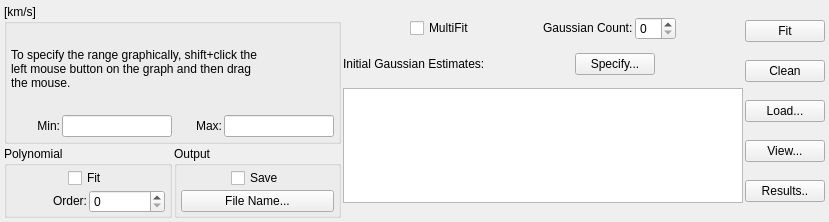
radio-astro/casa, file code/display/QtPlotter/SpecFitSettingsWidgetRadio.ui: the form before one commit.
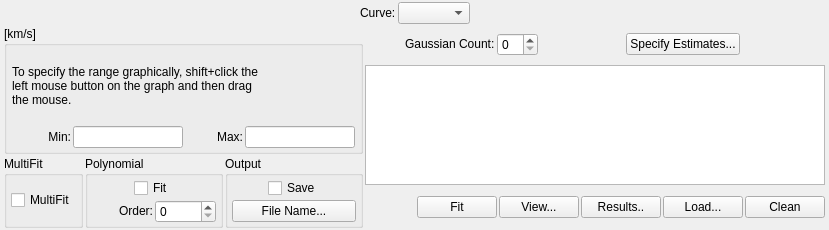
The form after the commit.

Diff of the .ui file:
```diff
--- a/code/display/QtPlotter/SpecFitSettingsWidgetRadio.ui
+++ b/code/display/QtPlotter/SpecFitSettingsWidgetRadio.ui
@@ -7,15 +7,66 @@
     <x>0</x>
     <y>0</y>
     <width>829</width>
-    <height>222</height>
+    <height>230</height>
    </rect>
   </property>
   <property name="windowTitle">
    <string>SpecFitSettingsWidgetRadio</string>
   </property>
-  <layout class="QHBoxLayout" name="horizontalLayout_5">
+  <layout class="QVBoxLayout" name="verticalLayout_6">
+   <property name="topMargin">
+    <number>2</number>
+   </property>
+   <property name="bottomMargin">
+    <number>2</number>
+   </property>
    <item>
-    <layout class="QVBoxLayout" name="verticalLayout_5">
+    <layout class="QHBoxLayout" name="horizontalLayout_9">
+     <item>
+      <spacer name="horizontalSpacer_7">
+       <property name="orientation">
+        <enum>Qt::Horizontal</enum>
+       </property>
+       <property name="sizeHint" stdset="0">
+        <size>
+         <width>40</width>
+         <height>20</height>
+        </size>
+       </property>
+      </spacer>
+     </item>
+     <item>
+      <widget class="QLabel" name="curveLabel">
+       <property name="text">
+        <string>&lt;font color='black'&gt;Curve:&lt;/font&gt;</string>
+       </property>
+      </widget>
+     </item>
+     <item>
+      <widget class="QComboBox" name="curveComboBox"/>
+     </item>
+     <item>
+      <spacer name="horizontalSpacer_9">
+       <property name="orientation">
+        <enum>Qt::Horizontal</enum>
+       </property>
+       <property name="sizeHint" stdset="0">
+        <size>
+         <width>40</width>
+         <height>20</height>
+        </size>
+       </property>
+      </spacer>
+     </item>
+    </layout>
+   </item>
+   <item>
+    <layout class="QHBoxLayout" name="horizontalLayout_10">
+     <item>
+      <layout class="QVBoxLayout" name="verticalLayout_2">
+       <property name="spacing">
+        <number>2</number>
+       </property>
      <item>
       <widget class="QGroupBox" name="rangeGroupBox">
        <property name="toolTip">
@@ -29,9 +80,21 @@
         <string>[km/s]</string>
        </property>
        <layout class="QVBoxLayout" name="verticalLayout_4">
+          <property name="spacing">
+           <number>1</number>
+          </property>
+          <property name="leftMargin">
+           <number>5</number>
+          </property>
         <property name="topMargin">
          <number>1</number>
         </property>
+          <property name="rightMargin">
+           <number>5</number>
+          </property>
+          <property name="bottomMargin">
+           <number>3</number>
+          </property>
         <item>
          <widget class="QLabel" name="channelDirections">
           <property name="sizePolicy">
@@ -137,7 +200,28 @@
       </widget>
      </item>
      <item>
-      <layout class="QHBoxLayout" name="horizontalLayout_9">
+        <layout class="QHBoxLayout" name="horizontalLayout_3">
+         <item>
+          <widget class="QGroupBox" name="multiFitGroupBox">
+           <property name="title">
+            <string>MultiFit</string>
+           </property>
+           <layout class="QVBoxLayout" name="verticalLayout">
+            <item>
+             <widget class="QCheckBox" name="multiFitCheckBox">
+              <property name="toolTip">
+               <string>If this box is checked, individual fits will be done at each
+point in the selected region.  Otherwise, a single fit will be
+over the selected region.</string>
+              </property>
+              <property name="text">
+               <string>MultiFit</string>
+              </property>
+             </widget>
+            </item>
+           </layout>
+          </widget>
+         </item>
        <item>
         <widget class="QGroupBox" name="polyGroupBox">
          <property name="title">
@@ -159,7 +243,7 @@
               </property>
               <property name="sizeHint" stdset="0">
                <size>
-                <width>13</width>
+                  <width>2</width>
                 <height>16</height>
                </size>
               </property>
@@ -182,7 +266,7 @@
               </property>
               <property name="sizeHint" stdset="0">
                <size>
-                <width>13</width>
+                  <width>2</width>
                 <height>16</height>
                </size>
               </property>
@@ -235,7 +319,7 @@
               </property>
               <property name="sizeHint" stdset="0">
                <size>
-                <width>13</width>
+                  <width>2</width>
                 <height>20</height>
                </size>
               </property>
@@ -265,7 +349,7 @@
               </property>
               <property name="sizeHint" stdset="0">
                <size>
-                <width>13</width>
+                  <width>2</width>
                 <height>20</height>
                </size>
               </property>
@@ -292,52 +376,27 @@
     </layout>
    </item>
    <item>
-    <layout class="QVBoxLayout" name="verticalLayout_2">
+      <layout class="QVBoxLayout" name="verticalLayout_5">
      <property name="spacing">
-      <number>0</number>
+        <number>2</number>
      </property>
      <item>
       <layout class="QHBoxLayout" name="horizontalLayout">
-       <item>
-        <spacer name="horizontalSpacer">
-         <property name="orientation">
-          <enum>Qt::Horizontal</enum>
-         </property>
-         <property name="sizeHint" stdset="0">
-          <size>
-           <width>13</width>
-           <height>20</height>
-          </size>
-         </property>
-        </spacer>
-       </item>
-       <item>
-        <widget class="QCheckBox" name="multiFitCheckBox">
-         <property name="toolTip">
-          <string>If this box is checked, individual fits will be done at each
-point in the selected region.  Otherwise, a single fit will be
-over the selected region.</string>
-         </property>
-         <property name="text">
-          <string>MultiFit</string>
-         </property>
-        </widget>
-       </item>
-       <item>
-        <spacer name="horizontalSpacer_7">
-         <property name="orientation">
-          <enum>Qt::Horizontal</enum>
-         </property>
-         <property name="sizeHint" stdset="0">
-          <size>
-           <width>13</width>
-           <height>20</height>
-          </size>
-         </property>
-        </spacer>
-       </item>
        <item>
         <layout class="QHBoxLayout" name="horizontalLayout_8">
+           <item>
+            <spacer name="horizontalSpacer_2">
+             <property name="orientation">
+              <enum>Qt::Horizontal</enum>
+             </property>
+             <property name="sizeHint" stdset="0">
+              <size>
+               <width>40</width>
+               <height>20</height>
+              </size>
+             </property>
+            </spacer>
+           </item>
          <item>
           <widget class="QLabel" name="gaussCountLabel">
            <property name="text">
@@ -368,30 +427,6 @@
          </property>
         </spacer>
        </item>
-      </layout>
-     </item>
-     <item>
-      <layout class="QHBoxLayout" name="horizontalLayout_3">
-       <item>
-        <widget class="QLabel" name="estimateLabel">
-         <property name="text">
-          <string>&lt;font color='black'&gt;Initial Gaussian Estimates:&lt;/font&gt;</string>
-         </property>
-        </widget>
-       </item>
-       <item>
-        <spacer name="horizontalSpacer_11">
-         <property name="orientation">
-          <enum>Qt::Horizontal</enum>
-         </property>
-         <property name="sizeHint" stdset="0">
-          <size>
-           <width>13</width>
-           <height>20</height>
-          </size>
-         </property>
-        </spacer>
-       </item>
        <item>
         <widget class="QPushButton" name="advancedGaussianEstimatesButton">
          <property name="toolTip">
@@ -402,7 +437,7 @@
 Gaussian estimates.</string>
          </property>
          <property name="text">
-          <string>Specify...</string>
+            <string>Specify Estimates...</string>
          </property>
         </widget>
        </item>
@@ -431,14 +466,14 @@
        </property>
        <property name="minimumSize">
         <size>
-         <width>400</width>
-         <height>115</height>
+           <width>460</width>
+           <height>120</height>
         </size>
        </property>
        <property name="maximumSize">
         <size>
-         <width>440</width>
-         <height>115</height>
+           <width>460</width>
+           <height>120</height>
         </size>
        </property>
        <property name="toolTip">
@@ -453,10 +488,27 @@
        </property>
       </widget>
      </item>
-    </layout>
-   </item>
-   <item>
-    <layout class="QVBoxLayout" name="verticalLayout">
+       <item>
+        <layout class="QHBoxLayout" name="horizontalLayout_5">
+         <property name="spacing">
+          <number>-1</number>
+         </property>
+         <property name="topMargin">
+          <number>2</number>
+         </property>
+         <item>
+          <spacer name="horizontalSpacer">
+           <property name="orientation">
+            <enum>Qt::Horizontal</enum>
+           </property>
+           <property name="sizeHint" stdset="0">
+            <size>
+             <width>40</width>
+             <height>20</height>
+            </size>
+           </property>
+          </spacer>
+         </item>
      <item>
       <widget class="QPushButton" name="fitButton">
        <property name="toolTip">
@@ -468,28 +520,6 @@
        </property>
       </widget>
      </item>
-     <item>
-      <widget class="QPushButton" name="cleanButton">
-       <property name="toolTip">
-        <string>Clear the profile graph of any estimates and/or
-fits and reset it back to its original state.</string>
-       </property>
-       <property name="text">
-        <string>Clean</string>
-       </property>
-      </widget>
-     </item>
-     <item>
-      <widget class="QPushButton" name="loadButton">
-       <property name="toolTip">
-        <string>Read in a .last file from a previously run fit or
-the output results from a fit to visualize it.</string>
-       </property>
-       <property name="text">
-        <string>Load...</string>
-       </property>
-      </widget>
-     </item>
      <item>
       <widget class="QPushButton" name="plotButton">
        <property name="toolTip">
@@ -510,6 +540,32 @@
         <string>Results..</string>
        </property>
       </widget>
+         </item>
+         <item>
+          <widget class="QPushButton" name="loadButton">
+           <property name="toolTip">
+            <string>Read in a .last file from a previously run fit or
+the output results from a fit to visualize it.</string>
+           </property>
+           <property name="text">
+            <string>Load...</string>
+           </property>
+          </widget>
+         </item>
+         <item>
+          <widget class="QPushButton" name="cleanButton">
+           <property name="toolTip">
+            <string>Clear the profile graph of any estimates and/or
+fits and reset it back to its original state.</string>
+           </property>
+           <property name="text">
+            <string>Clean</string>
+           </property>
+          </widget>
+         </item>
+        </layout>
+       </item>
+      </layout>
      </item>
     </layout>
    </item>
```
Lines whose indentation alone changed are shown as unchanged.
